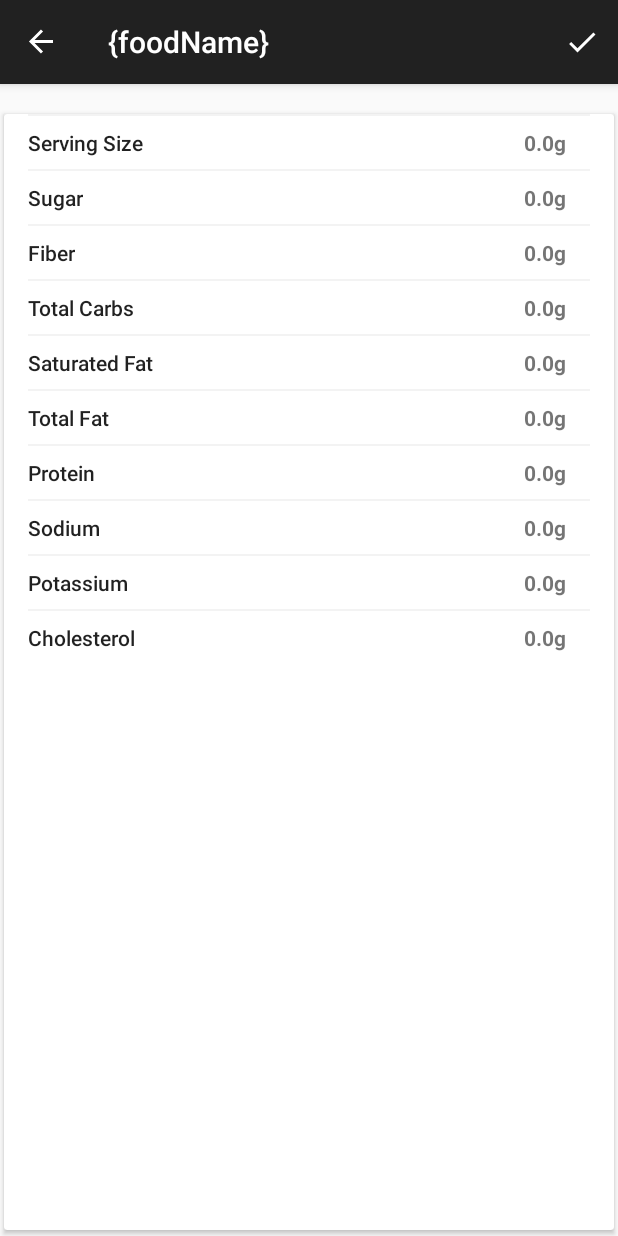
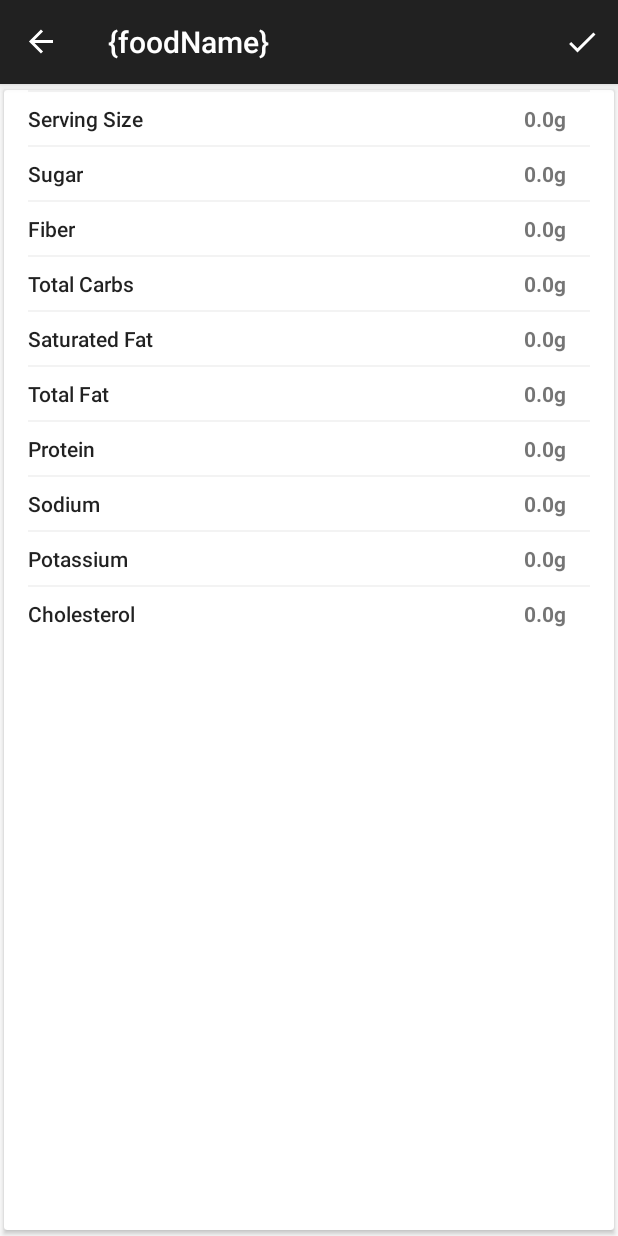
Before and after one commit to hahmraro/minimalist_tracker, an Android app: the FoodFragment screen opened through its navigation route, on a phone screen of 412 x 824 dp. Run offline under Robolectric (Android 15) with nearby library versions, the phone set to English and light mode, and no system bars; our stand-ins replace Room's generated code, navigation-ui.

Commit message:
Padding changes on fragment_food.xml

```diff
--- a/app/src/main/res/layout/fragment_food.xml
+++ b/app/src/main/res/layout/fragment_food.xml
@@ -4,6 +4,5 @@
     android:id="@+id/food_nutrition_ll"
     android:layout_width="match_parent"
     android:layout_height="match_parent"
-    android:layout_marginTop="@dimen/default_padding"
     android:orientation="vertical"
     tools:context=".ui.fragments.FoodFragment" />
```
